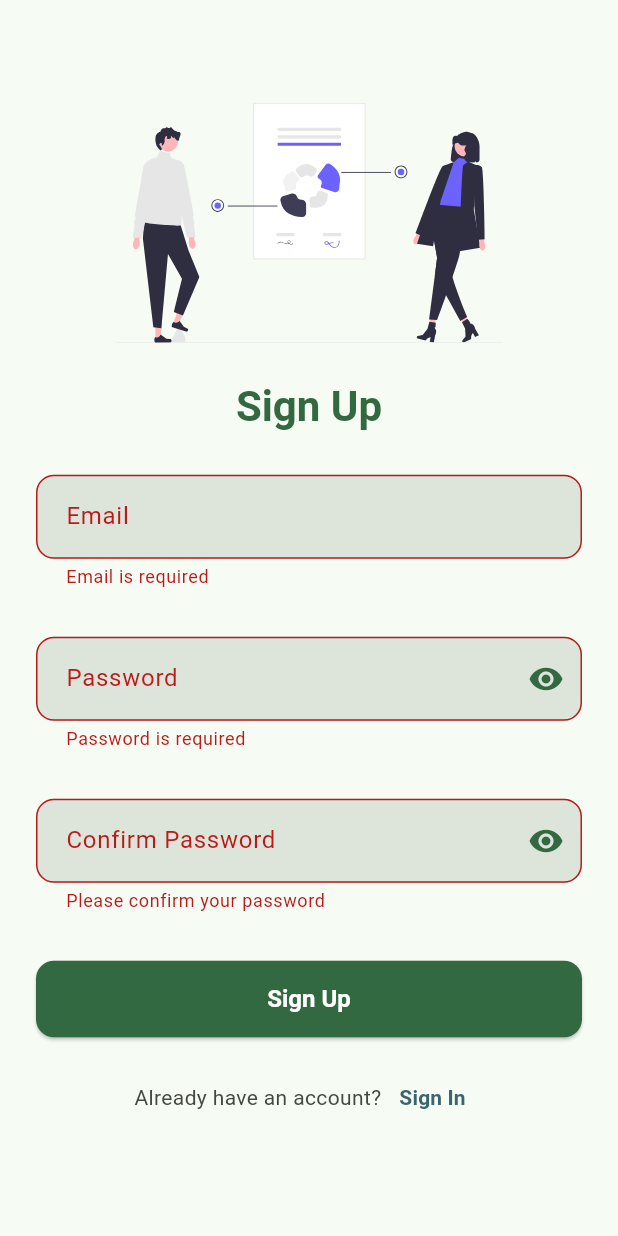
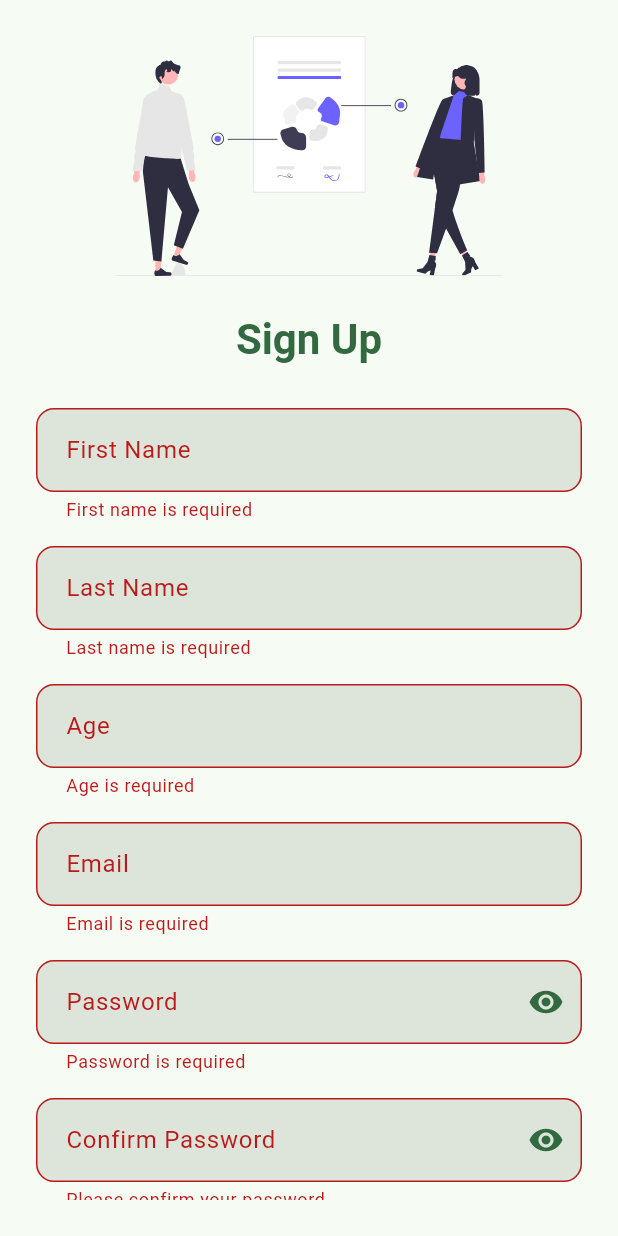
Before and after one commit to cheesyGarlicBread15/pin_it, a Flutter app: the SignUpScreen screen opened by its route, after a tap on "Sign Up", on a phone screen of 412 x 824 dp. Run offline on Flutter 3.47's test engine with Material 3 defaults, Android fonts, the phone set to English and light mode, and no system bars; our stand-ins replace cloud_firestore, firebase_auth, firebase_core, flutter_spinkit, flutter_svg, go_router; accounts and stored records are empty.

Commit message:
added sign in and sign up email/password only

```diff
--- a/lib/main.dart
+++ b/lib/main.dart
@@ -1,8 +1,12 @@
 import 'package:flutter/material.dart';
+import 'package:house_pin/firebase_options.dart';
 import 'package:house_pin/router/app_router.dart';
+import 'package:firebase_core/firebase_core.dart';
+import 'firebase_options.dart';
 
-void main() {
+void main() async {
   WidgetsFlutterBinding.ensureInitialized();
+  await Firebase.initializeApp(options: DefaultFirebaseOptions.currentPlatform);
   runApp(const MainApp());
 }
 
--- a/lib/screens/sign_up_screen.dart
+++ b/lib/screens/sign_up_screen.dart
@@ -1,6 +1,8 @@
+import 'package:go_router/go_router.dart';
 import 'package:house_pin/widgets/auth_text_field.dart';
 import 'package:flutter/material.dart';
 import 'package:flutter_svg/flutter_svg.dart';
+import 'package:house_pin/services/auth_service.dart';
 
 class SignUpScreen extends StatefulWidget {
   const SignUpScreen({super.key});
@@ -11,6 +13,11 @@ class SignUpScreen extends StatefulWidget {
 
 class _SignUpScreenState extends State<SignUpScreen> {
   final _formKey = GlobalKey<FormState>();
+  final _authService = AuthService();
+
+  final _firstNameController = TextEditingController();
+  final _lastNameController = TextEditingController();
+  final _ageController = TextEditingController();
   final _emailController = TextEditingController();
   final _passwordController = TextEditingController();
   final _confirmPasswordController = TextEditingController();
@@ -28,6 +35,7 @@ class _SignUpScreenState extends State<SignUpScreen> {
   }
 
   Future<void> _signUp() async {
+
     if (!_formKey.currentState!.validate()) return;
 
     setState(() {
@@ -36,8 +44,23 @@ class _SignUpScreenState extends State<SignUpScreen> {
     });
 
     try {
-      // TODO: firebase auth
+      await _authService.signUp(
+        firstName: _firstNameController.text.trim(),
+        lastName: _lastNameController.text.trim(),
+        age: int.parse(_ageController.text.trim()),
+        email: _emailController.text.trim(),
+        password: _passwordController.text,
+        passwordConfirmation: _confirmPasswordController.text,
+      );
 
+      if (!mounted) return;
+      ScaffoldMessenger.of(context).showSnackBar(
+        const SnackBar(
+          content: Text('Account created successfully. Please sign in.'),
+          backgroundColor: Colors.green,
+        ),
+      );
+      context.pop();
     } catch (e) {
       setState(() {
         _errorMessage = 'Failed to sign up: ${e.toString()}';
@@ -64,18 +87,61 @@ class _SignUpScreenState extends State<SignUpScreen> {
         mainAxisAlignment: MainAxisAlignment.center,
         crossAxisAlignment: CrossAxisAlignment.stretch,
         children: [
-
           // title
           Text(
             'Sign Up',
             style: Theme.of(context).textTheme.headlineMedium?.copyWith(
-                  fontWeight: FontWeight.bold,
-                  fontSize: isMobile ? 28 : 36,
-                  color: colorScheme.primary,
-                ),
+              fontWeight: FontWeight.bold,
+              fontSize: isMobile ? 28 : 36,
+              color: colorScheme.primary,
+            ),
             textAlign: TextAlign.center,
           ),
           SizedBox(height: isMobile ? 20 : 32),
+
+          // first name field
+          AuthTextField(
+            controller: _firstNameController,
+            labelText: 'First Name',
+            hintText: 'Enter your first name',
+            keyboardType: TextInputType.name,
+            validator: (value) {
+              if (value == null || value.isEmpty) {
+                return 'First name is required';
+              }
+              return null;
+            },
+          ),
+
+          // last name field
+          AuthTextField(
+            controller: _lastNameController,
+            labelText: 'Last Name',
+            hintText: 'Enter your last name',
+            keyboardType: TextInputType.name,
+            validator: (value) {
+              if (value == null || value.isEmpty) {
+                return 'Last name is required';
+              }
+              return null;
+            },
+          ),
+
+          AuthTextField(
+            controller: _ageController,
+            labelText: 'Age',
+            hintText: 'Enter your age',
+            validator: (value) {
+              if (value == null || value.isEmpty) {
+                return 'Age is required';
+              }
+              final age = int.tryParse(value);
+              if (age == null || age <= 0) {
+                return 'Enter a valid age';
+              }
+              return null;
+            },
+          ),
 
           // email field
           AuthTextField(
@@ -87,14 +153,14 @@ class _SignUpScreenState extends State<SignUpScreen> {
               if (value == null || value.isEmpty) {
                 return 'Email is required';
               }
-              if (!RegExp(r'^[\w-\.]+@([\w-]+\.)+[\w-]{2,4}$')
-                  .hasMatch(value)) {
+              if (!RegExp(
+                r'^[\w-\.]+@([\w-]+\.)+[\w-]{2,4}$',
+              ).hasMatch(value)) {
                 return 'Enter a valid email';
               }
               return null;
             },
           ),
-          SizedBox(height: isMobile ? 16 : 20),
 
           // password field
           AuthTextField(
@@ -113,9 +179,7 @@ class _SignUpScreenState extends State<SignUpScreen> {
             },
             suffixIcon: IconButton(
               icon: Icon(
-                _isPasswordVisible
-                    ? Icons.visibility_off
-                    : Icons.visibility,
+                _isPasswordVisible ? Icons.visibility_off : Icons.visibility,
                 color: colorScheme.primary,
               ),
               onPressed: () {
@@ -125,7 +189,6 @@ class _SignUpScreenState extends State<SignUpScreen> {
               },
             ),
           ),
-          SizedBox(height: isMobile ? 16 : 20),
 
           // confirm password field
           AuthTextField(
@@ -160,9 +223,7 @@ class _SignUpScreenState extends State<SignUpScreen> {
           // error message
           if (_errorMessage != null)
             Padding(
-              padding: EdgeInsets.symmetric(
-                vertical: isMobile ? 12.0 : 16.0,
-              ),
+              padding: EdgeInsets.symmetric(vertical: isMobile ? 12.0 : 16.0),
               child: Container(
                 padding: EdgeInsets.all(isMobile ? 16 : 20),
                 decoration: BoxDecoration(
@@ -179,16 +240,13 @@ class _SignUpScreenState extends State<SignUpScreen> {
                 ),
               ),
             ),
-
-          SizedBox(height: isMobile ? 24 : 32),
+          SizedBox(height: isMobile ? 16 : 20),
 
           // sign up button
           ElevatedButton(
             onPressed: _isLoading ? null : _signUp,
             style: ElevatedButton.styleFrom(
-              padding: EdgeInsets.symmetric(
-                vertical: isMobile ? 16 : 24,
-              ),
+              padding: EdgeInsets.symmetric(vertical: isMobile ? 16 : 24),
               backgroundColor: colorScheme.primary,
               foregroundColor: colorScheme.onPrimary,
               textStyle: TextStyle(
@@ -212,8 +270,6 @@ class _SignUpScreenState extends State<SignUpScreen> {
                   )
                 : const Text('Sign Up'),
           ),
-
-          SizedBox(height: isMobile ? 16 : 24),
 
           // sign in link
           Row(
@@ -268,10 +324,7 @@ class _SignUpScreenState extends State<SignUpScreen> {
                   child: Column(
                     mainAxisAlignment: MainAxisAlignment.center,
                     children: [
-                      SvgPicture.asset(
-                        'assets/images/signup.svg',
-                        height: 160,
-                      ),
+                      SvgPicture.asset('assets/images/signup.svg', height: 160),
                       const SizedBox(height: 24),
                       _buildForm(true),
                     ],
@@ -284,9 +337,7 @@ class _SignUpScreenState extends State<SignUpScreen> {
                       flex: 4,
                       child: Container(
                         constraints: const BoxConstraints(maxWidth: 400),
-                        child: SingleChildScrollView(
-                          child: _buildForm(false),
-                        ),
+                        child: SingleChildScrollView(child: _buildForm(false)),
                       ),
                     ),
 
@@ -307,9 +358,7 @@ class _SignUpScreenState extends State<SignUpScreen> {
                             const SizedBox(height: 24),
                             Text(
                               'Join the Journey!',
-                              style: Theme.of(context)
-                                  .textTheme
-                                  .headlineLarge
+                              style: Theme.of(context).textTheme.headlineLarge
                                   ?.copyWith(
                                     fontWeight: FontWeight.bold,
                                     color: colorScheme.primary,
@@ -319,9 +368,7 @@ class _SignUpScreenState extends State<SignUpScreen> {
                             const SizedBox(height: 12),
                             Text(
                               'Start your safety adventure with your community',
-                              style: Theme.of(context)
-                                  .textTheme
-                                  .titleMedium
+                              style: Theme.of(context).textTheme.titleMedium
                                   ?.copyWith(
                                     color: colorScheme.onSurfaceVariant,
                                   ),
--- a/pubspec.yaml
+++ b/pubspec.yaml
@@ -14,6 +14,9 @@ dependencies:
   flutter_svg: ^2.2.1
   flutter_spinkit: ^5.2.2
   dynamic_color: ^1.8.1
+  firebase_core: ^4.1.0
+  firebase_auth: ^6.1.0
+  cloud_firestore: ^6.0.2
 
 dev_dependencies:
   flutter_test:
```
Also changed, not shown: lib/router/app_router.dart (+31 -0 lines), lib/screens/main_nav/profile_screen.dart (added, +103 -0 lines), lib/screens/sign_in_screen.dart (+24 -3 lines), lib/services/auth_service.dart (added, +98 -0 lines), lib/widgets/scaffold_with_navbar.dart (+16 -1 lines), firebase.json (added), lib/firebase_options.dart (added), pubspec.lock, 6 other files.
